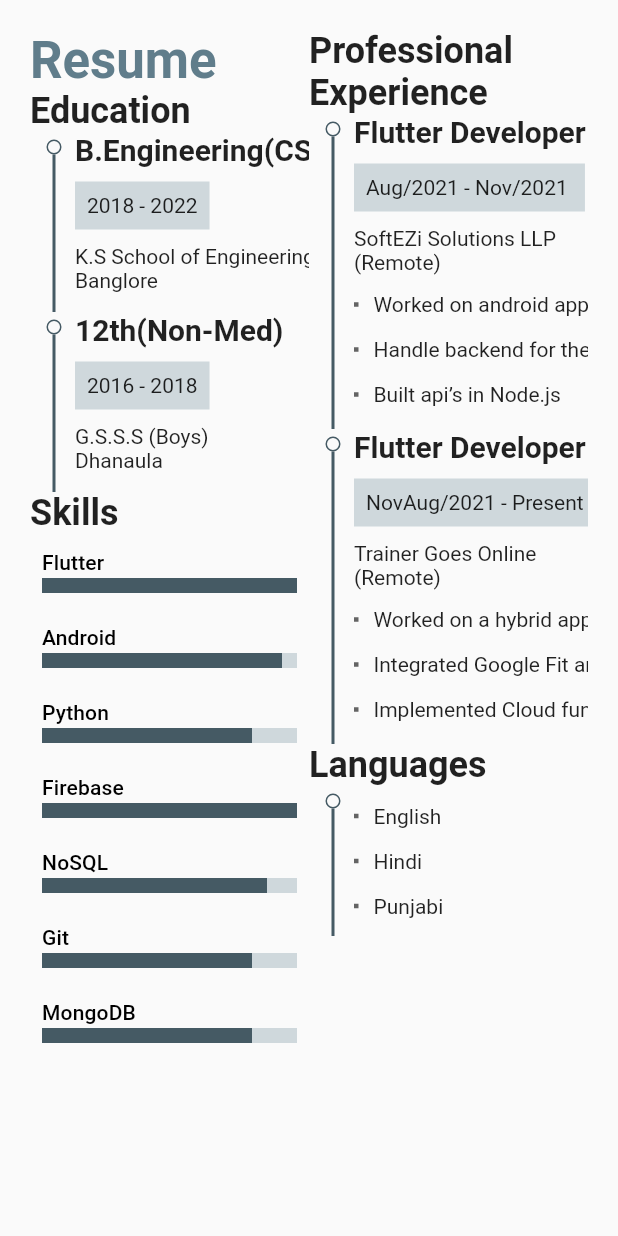
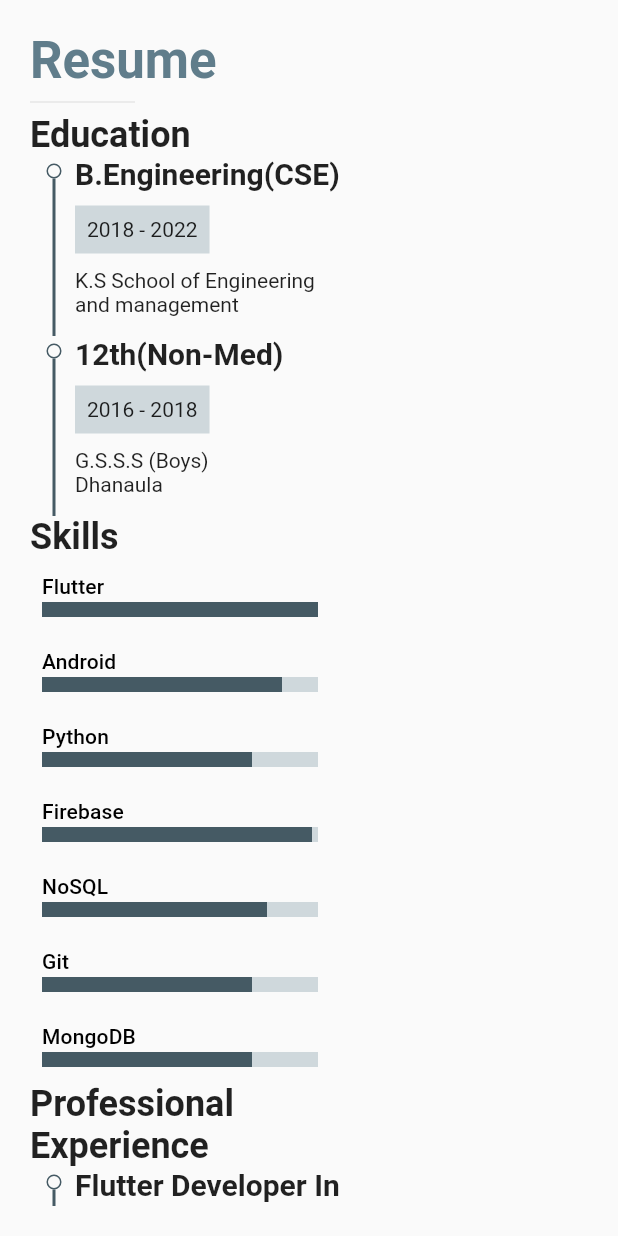
Before and after one commit to Ashishprashar/ashishfolio, a Flutter app: the screen it shows after launch, swiped to page 3, on a phone screen of 412 x 824 dp. Run offline on Flutter 3.47's test engine with Material 2 defaults, Android fonts, the phone set to English and light mode, and no system bars; missing offline and left inert: dart:html.

Commit message:
responsive

```diff
--- a/lib/main_screen.dart
+++ b/lib/main_screen.dart
@@ -27,70 +27,23 @@ class _MainScreenState extends State<MainScreen> {
   @override
   initState() {
     pageController.addListener(listener);
-    // pageController = ScrollController();
-    // pageController.addListener(listener);
 
     perform();
     super.initState();
   }
 
-  perform() {
-    // if (currentScreen == 0) {
-    //   Timer.periodic(const Duration(milliseconds: 500), (timer) {
-    //     setState(() {
-    //       if (textEditingController.text.length < 8) {
-    //         textEditingController.text += "11";
-    //       } else {
-    //         textEditingController.text = "0";
-    //       }
-    //     });
-    //   });
-    // }
-  }
+  perform() {}
 
   listener() {
-    if (pageController.offset >= pageController.position.maxScrollExtent &&
-        !pageController.position.outOfRange) {
-      setState(() {
-        currentScreen = 4;
-      });
-    }
-    // print(pageController.offset);
-    else if (pageController.offset <= pageController.position.minScrollExtent &&
-        !pageController.position.outOfRange) {
-      setState(() {
-        currentScreen = 0;
-      });
-    } else if (pageController.offset > screenSize * 1 &&
-        pageController.offset < screenSize * 2 &&
-        !pageController.position.outOfRange) {
-      setState(() {
-        currentScreen = 1;
-      });
-    } else if (pageController.offset > screenSize * 2 &&
-        pageController.offset < screenSize * 3 &&
-        !pageController.position.outOfRange) {
-      setState(() {
-        currentScreen = 2;
-      });
-    } else if (pageController.offset > screenSize * 3 &&
-        pageController.offset < screenSize * 4 &&
-        !pageController.position.outOfRange) {
-      setState(() {
-        currentScreen = 3;
-      });
-    }
-    // if (pageController.offset > screenSize * 4 &&
-    //     pageController.position.maxScrollExtent < screenSize * 5 &&
-    //     !pageController.position.outOfRange) {
-    //   setState(() {
-    //     currentScreen = 4;
-    //   });
-    // }
+    setState(() {
+      currentScreen = pageController.page!.ceil();
+    });
   }
 
   changeValue() {
     pageController.jumpToPage(currentScreen);
+    // print();
+
     // pageController.animateTo(screenSize * (currentScreen),
     //     curve: Curves.linear, duration: const Duration(milliseconds: 500));
     setState(() {});
@@ -133,13 +86,15 @@ class _MainScreenState extends State<MainScreen> {
                           : sizeData.width,
                       height: sizeData.height,
                     ),
-                    Container(
-                        height: sizeData.height,
-                        width: (sizeData.width > 900)
-                            ? sizeData.width - 300
-                            : sizeData.width,
-                        padding: const EdgeInsets.all(20),
-                        child: About(viewChanged: sizeData.width > 900)),
+                    // Container(
+                    //     height: sizeData.height,
+                    //     width: (sizeData.width > 900)
+                    //         ? sizeData.width - 300
+                    //         : sizeData.width,
+                    //     padding: const EdgeInsets.all(20),
+                    //     child:
+                    About(viewChanged: sizeData.width > 900),
+                    // ),,
 
                     Resume(
                       width: (sizeData.width > 900)
--- a/lib/resume.dart
+++ b/lib/resume.dart
@@ -43,6 +43,7 @@ class _ResumeState extends State<Resume> {
               mainAxisAlignment: MainAxisAlignment.start,
               children: [
                 Text(title,
+                    maxLines: 2,
                     style: Theme.of(context)
                         .textTheme
                         .headline6
@@ -55,7 +56,11 @@ class _ResumeState extends State<Resume> {
                     child: Text(duration),
                   ),
                 ),
-                Text(institute)
+                Text(
+                  institute,
+                  softWrap: true,
+                  maxLines: 2,
+                )
               ],
             ),
           ),
@@ -229,26 +234,14 @@ class _ResumeState extends State<Resume> {
     );
   }
 
-  @override
-  Widget build(BuildContext context) {
-    return Container(
-        height: widget.height,
-        width: widget.width,
-        padding: const EdgeInsets.all(20),
-        child: Row(
-          // mainAxisAlignment: MainAxisAlignment.center,
-          children: [
-            Expanded(
+  List<Widget> resume() {
+    return [
+      Container(
+          width: widget.width * .5,
           child: Column(
             crossAxisAlignment: CrossAxisAlignment.start,
             mainAxisAlignment: MainAxisAlignment.start,
             children: [
-                Text(
-                  "Resume",
-                  style: Theme.of(context).textTheme.headline4?.copyWith(
-                      color: Theme.of(context).primaryColor,
-                      fontWeight: FontWeight.bold),
-                ),
               Text(
                 "Education",
                 style: Theme.of(context).textTheme.headline5?.copyWith(
@@ -256,7 +249,7 @@ class _ResumeState extends State<Resume> {
                     fontWeight: FontWeight.bold),
               ),
               buildEducation(context, "B.Engineering(CSE)", "2018 - 2022",
-                    "K.S School of Engineering and management \nBanglore"),
+                  "K.S School of Engineering\nand management \nBanglore"),
               buildEducation(context, "12th(Non-Med)", "2016 - 2018",
                   "G.S.S.S (Boys)\nDhanaula"),
               Text(
@@ -274,7 +267,8 @@ class _ResumeState extends State<Resume> {
               buildSkills(context, "MongoDB", .7),
             ],
           )),
-            Expanded(
+      Container(
+          width: widget.width * .5,
           child: Column(
             crossAxisAlignment: CrossAxisAlignment.start,
             children: [
@@ -305,7 +299,40 @@ class _ResumeState extends State<Resume> {
               buildLanguages(context, ["English", "Hindi", "Punjabi"])
             ],
           ))
+    ];
+  }
+
+  @override
+  Widget build(BuildContext context) {
+    return Container(
+      height: widget.height,
+      width: widget.width,
+      padding: const EdgeInsets.all(20.0),
+      child: SingleChildScrollView(
+        scrollDirection: widget.width > 900 ? Axis.horizontal : Axis.vertical,
+        child: Column(
+          crossAxisAlignment: CrossAxisAlignment.start,
+          children: [
+            Text(
+              "Resume",
+              style: Theme.of(context).textTheme.headline4?.copyWith(
+                  color: Theme.of(context).primaryColor,
+                  fontWeight: FontWeight.bold),
+            ),
+            const SizedBox(width: 70, child: Divider()),
+            if (widget.width > 900)
+              Row(
+                  crossAxisAlignment: CrossAxisAlignment.center,
+                  mainAxisAlignment: MainAxisAlignment.spaceBetween,
+                  children: resume())
+            else
+              Column(
+                  crossAxisAlignment: CrossAxisAlignment.center,
+                  mainAxisAlignment: MainAxisAlignment.spaceBetween,
+                  children: resume())
           ],
-        ));
+        ),
+      ),
+    );
   }
 }
```
Also changed, not shown: lib/about.dart (+77 -41 lines), lib/email.dart (+40 -28 lines), assets/IMG_84241.jpg (added), assets/WhatsApp Image 2022-01-25 at 22.27.55.jpeg (added), assets/WhatsApp Image 2022-01-25 at 22.27.551.jpeg (added), 1 other file. Lines whose indentation alone changed are shown as unchanged.
